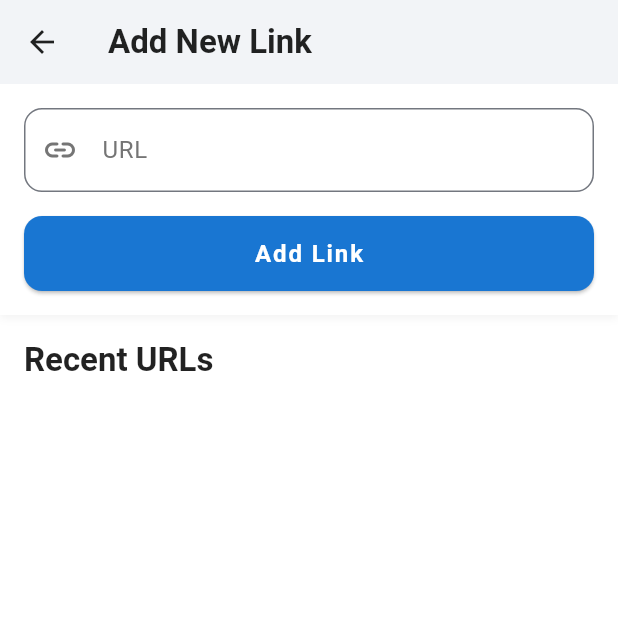
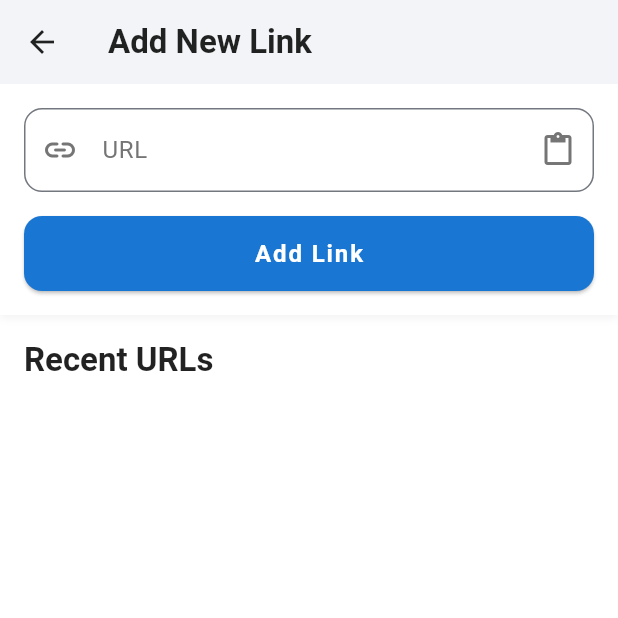
Before and after one commit to DevSon1024/LinkNest, a Flutter app: the InputPage screen opened directly, on a phone screen of 412 x 824 dp, the top half of it. Run offline on Flutter 3.47's test engine with Material 3 defaults, Android fonts, the phone set to English and light mode, and no system bars; our stand-ins replace cached_network_image, file_picker, flutter_cache_manager, flutter_markdown, permission_handler, share_plus and 3 more; missing offline and left inert: metadata_fetch, receive_sharing_intent; accounts and stored records are empty.

```diff
--- a/lib/pages/input_page.dart
+++ b/lib/pages/input_page.dart
@@ -57,6 +57,7 @@ class InputPageState extends State<InputPage> {
     }
 
     setState(() => _isLoading = true);
+    await _dbHelper.database; // Ensure database is initialized
     try {
       final linkModel = await MetadataService.extractMetadata(url);
       if (linkModel != null) {
@@ -72,6 +73,14 @@ class InputPageState extends State<InputPage> {
       _showSnackBar('Error saving link: $e');
     } finally {
       setState(() => _isLoading = false);
+    }
+  }
+
+  Future<void> _pasteUrl() async {
+    final clipboardData = await Clipboard.getData('text/plain');
+    if (clipboardData != null && clipboardData.text != null) {
+      _urlController.text = clipboardData.text!.trim();
+      setState(() {});
     }
   }
 
@@ -154,7 +163,6 @@ class InputPageState extends State<InputPage> {
       body: Column(
         crossAxisAlignment: CrossAxisAlignment.start,
         children: [
-          // Input Section
           Container(
             padding: const EdgeInsets.all(16.0),
             decoration: BoxDecoration(
@@ -178,15 +186,24 @@ class InputPageState extends State<InputPage> {
                     ),
                     labelText: 'URL',
                     prefixIcon: const Icon(Icons.link_rounded),
-                    suffixIcon: _urlController.text.isNotEmpty
-                        ? IconButton(
-                      icon: const Icon(Icons.clear),
-                      onPressed: () {
-                        _urlController.clear();
-                        setState(() {});
-                      },
-                    )
-                        : null,
+                    suffixIcon: Row(
+                      mainAxisSize: MainAxisSize.min,
+                      children: [
+                        IconButton(
+                          icon: const Icon(Icons.paste),
+                          onPressed: _pasteUrl,
+                          tooltip: 'Paste URL',
+                        ),
+                        if (_urlController.text.isNotEmpty)
+                          IconButton(
+                            icon: const Icon(Icons.clear),
+                            onPressed: () {
+                              _urlController.clear();
+                              setState(() {});
+                            },
+                          ),
+                      ],
+                    ),
                   ),
                   keyboardType: TextInputType.url,
                   onSubmitted: (_) => _addLink(),
@@ -228,8 +245,6 @@ class InputPageState extends State<InputPage> {
               ],
             ),
           ),
-
-          // Recent URLs Section
           Padding(
             padding: const EdgeInsets.all(16.0),
             child: Text(
@@ -239,8 +254,6 @@ class InputPageState extends State<InputPage> {
               ),
             ),
           ),
-
-          // Recent URLs List
           Expanded(
             child: _isLoading
                 ? const Center(child: CircularProgressIndicator())
```
Also changed, not shown: lib/pages/links_page.dart (+18 -0 lines), lib/screens/folder_links_page.dart (+34 -0 lines), lib/screens/links_folders_page.dart (+35 -0 lines).
